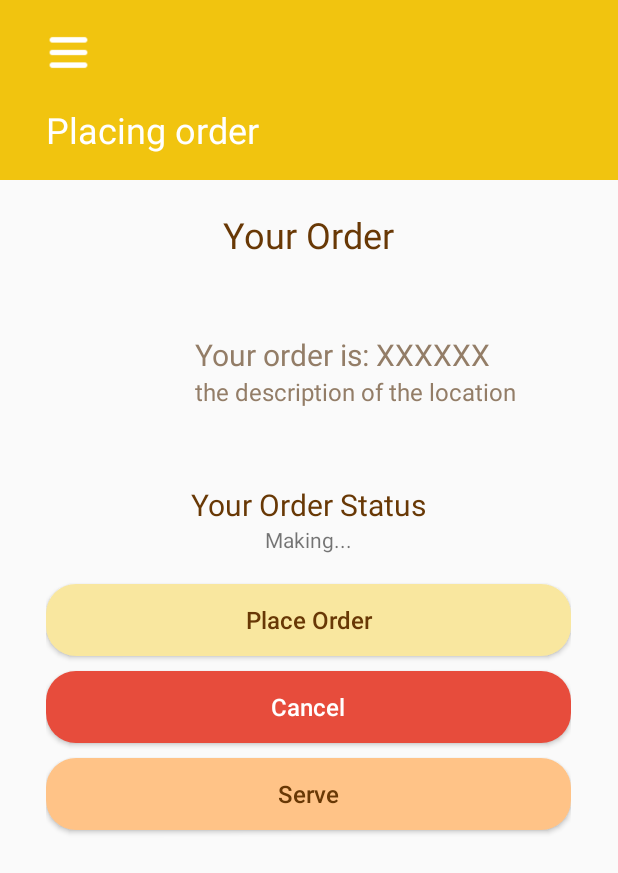
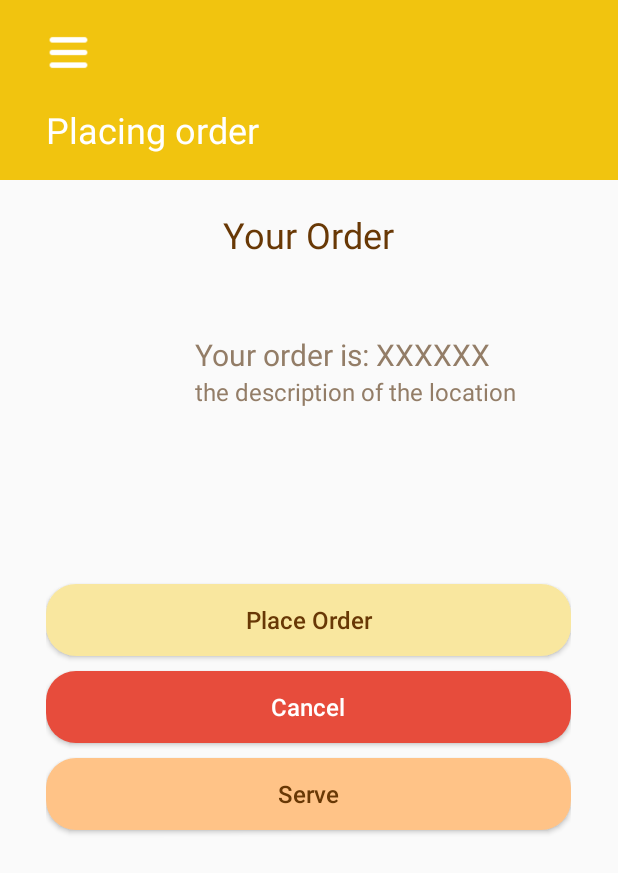
Before and after one commit to taechemist/Grabpuccino, an Android app: the Checkout screen opened directly, with no data from a screen before it, on a phone screen of 412 x 824 dp. Shown: the top 873 px of the screen. Run offline under Robolectric (Android 15) with nearby library versions, the phone set to English and light mode, and no system bars; our stand-ins replace Firebase (no records; nobody signed in at launch, a user with empty details on screens opened directly); 3 statements that could not run were skipped.

Commit message:
Set the status id and invisibility

```diff
--- a/app/src/main/res/layout/activity_checkout.xml
+++ b/app/src/main/res/layout/activity_checkout.xml
@@ -101,7 +101,8 @@
             android:layout_gravity="center"
             android:orientation="vertical"
             android:paddingBottom="20dp"
-
+            android:id="@+id/status"
+            android:visibility="invisible"
             android:paddingTop="20dp">
 
             <TextView
@@ -109,7 +110,7 @@
                 android:layout_width="wrap_content"
                 android:layout_height="wrap_content"
                 android:layout_gravity="center"
-                android:text="Your Order Status" />
+                android:text="@string/your_order_status" />
 
             <TextView
                 android:id="@+id/statusText"
--- a/app/src/main/res/values/strings.xml
+++ b/app/src/main/res/values/strings.xml
@@ -13,4 +13,5 @@
     <string name="serve">Serve</string>
     <string name="password">Password</string>
     <string name="name">Name</string>
+    <string name="your_order_status">Your Order Status</string>
 </resources>
```
